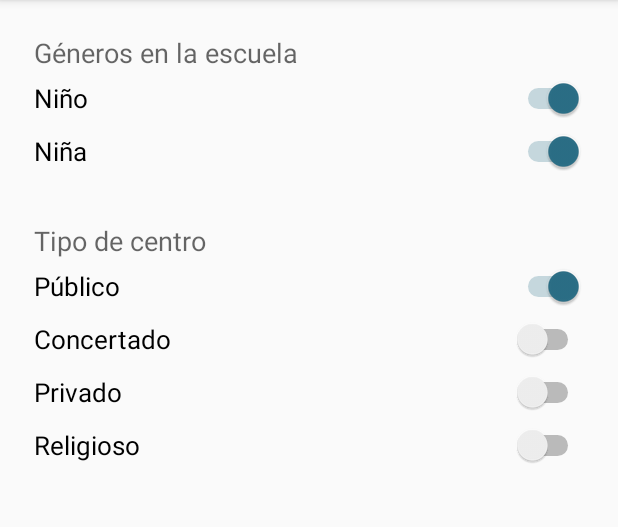
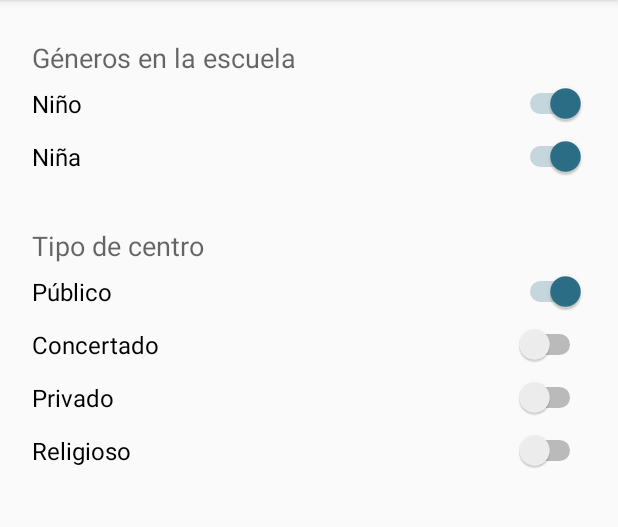
Before and after one commit to daviddn91/CentroEstudios, an Android app: the screen it shows after launch (MainActivity), in the side drawer, after a tap on "Change preferences", on a phone screen of 412 x 824 dp, the part 84-611 px from its top. Run offline under Robolectric (Android 15) with nearby library versions, the phone set to English and light mode, and no system bars; 2 statements that could not run were skipped.

```diff
--- a/app/src/main/res/layout/fragment_preferencias.xml
+++ b/app/src/main/res/layout/fragment_preferencias.xml
@@ -10,9 +10,9 @@
         android:layout_width="match_parent"
         android:layout_height="match_parent"
         android:layout_gravity="center_horizontal|top"
-        android:layout_marginRight="10px"
-        android:layout_marginLeft="10px"
-        android:layout_marginTop="10px">
+        android:layout_marginRight="5dp"
+        android:layout_marginLeft="5dp"
+        android:layout_marginTop="10dp">
 
         <TextView
             android:layout_width="wrap_content"
@@ -29,7 +29,7 @@
             android:id="@+id/switch1"
             android:checked="true"
             android:height="35dp"
-            android:textSize="17dp" />
+            android:textSize="16dp" />
 
         <Switch
             android:layout_width="match_parent"
@@ -38,7 +38,7 @@
             android:id="@+id/switch2"
             android:checked="true"
             android:height="35dp"
-            android:textSize="17dp" />
+            android:textSize="16dp" />
 
         <TextView
             android:layout_width="wrap_content"
@@ -62,7 +62,7 @@
             android:id="@+id/switch3"
             android:checked="true"
             android:height="35dp"
-            android:textSize="17dp" />
+            android:textSize="16dp" />
 
         <Switch
             android:layout_width="match_parent"
@@ -71,7 +71,7 @@
             android:id="@+id/switch4"
             android:checked="false"
             android:height="35dp"
-            android:textSize="17dp" />
+            android:textSize="16dp" />
 
         <Switch
             android:layout_width="match_parent"
@@ -80,7 +80,7 @@
             android:id="@+id/switch5"
             android:checked="false"
             android:height="35dp"
-            android:textSize="17dp" />
+            android:textSize="16dp" />
 
         <Switch
             android:layout_width="match_parent"
@@ -89,6 +89,6 @@
             android:id="@+id/switch6"
             android:checked="false"
             android:height="35dp"
-            android:textSize="17dp" />
+            android:textSize="16dp" />
     </LinearLayout>
 </FrameLayout>
```
